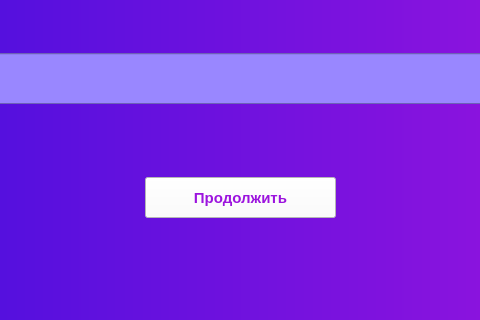
Old version of the form Registration.ui in the repository AnnaVolleyball/educational_software_complex; both pictures show x 159 to 639 and y 280 to 600 of the 800 by 600 pixel window.
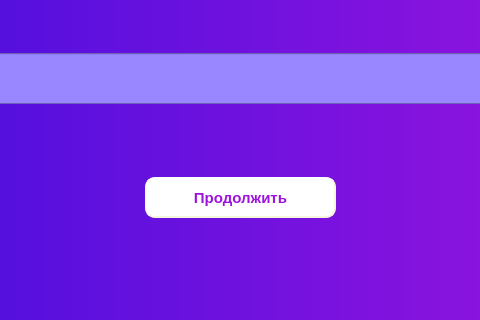
New version of the form. Icons and pictures are not drawn.

Diff of the .ui file:
```diff
--- a/Registration.ui
+++ b/Registration.ui
@@ -214,8 +214,20 @@
          </font>
         </property>
         <property name="styleSheet">
-         <string notr="true">color: rgb(156, 20, 222, 255);
-background-color: white;</string>
+         <string notr="true"> QPushButton {
+     background-color: white;
+	 color: rgb(156, 20, 222, 255);
+     border-style: outset;
+     border-width: 2px;
+     border-radius: 10px;
+     border-color: beige;
+     min-width: 10em;
+     padding: 6px;
+ }
+ QPushButton:pressed {
+	 background-color: rgb(165, 165, 247);
+     border-style: inset;
+ }</string>
         </property>
         <property name="text">
          <string>Продолжить</string>
```
